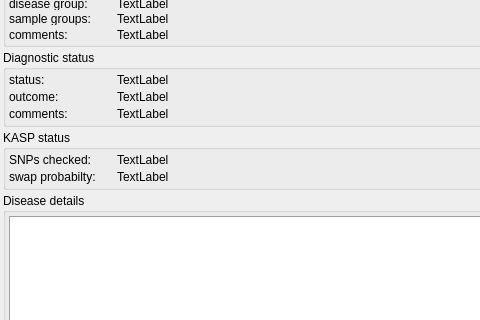
Old version of the form src/GSvar/ProcessedSampleWidget.ui in the repository imgag/ngs-bits; both pictures show x 0 to 480 and y 317 to 637 of the 950 by 950 pixel window.
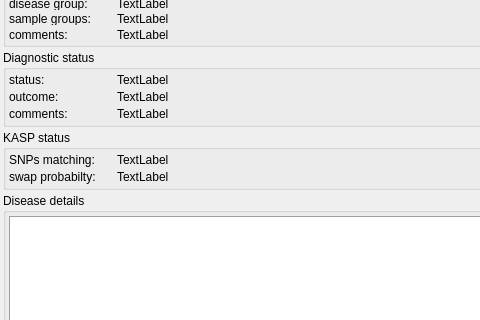
New version of the form. Icons and pictures are not drawn. Custom widgets are drawn as their Qt base class.

Commit message: GSvar: several minor bugfixes

Diff of the .ui file:
```diff
--- a/src/GSvar/ProcessedSampleWidget.ui
+++ b/src/GSvar/ProcessedSampleWidget.ui
@@ -909,7 +909,7 @@
              </size>
             </property>
             <property name="text">
-             <string>SNPs checked:</string>
+             <string>SNPs matching:</string>
             </property>
            </widget>
           </item>
```
The commit also changes 2 other files.
